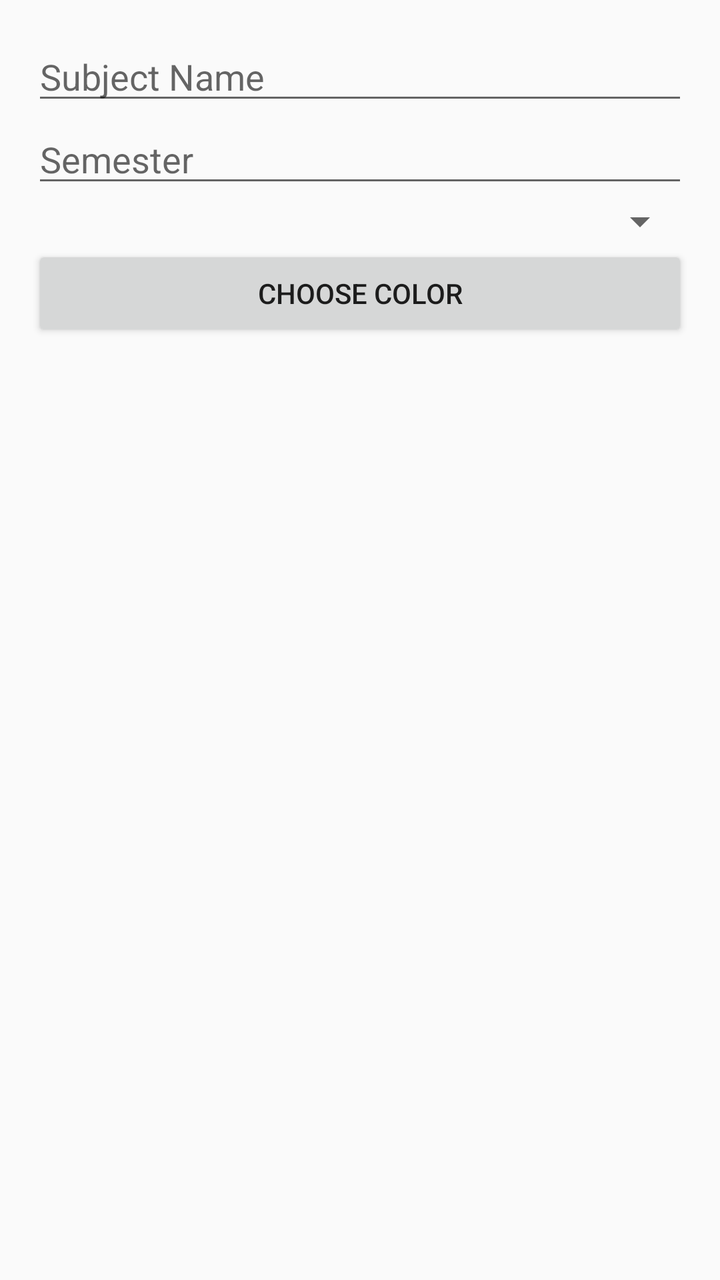
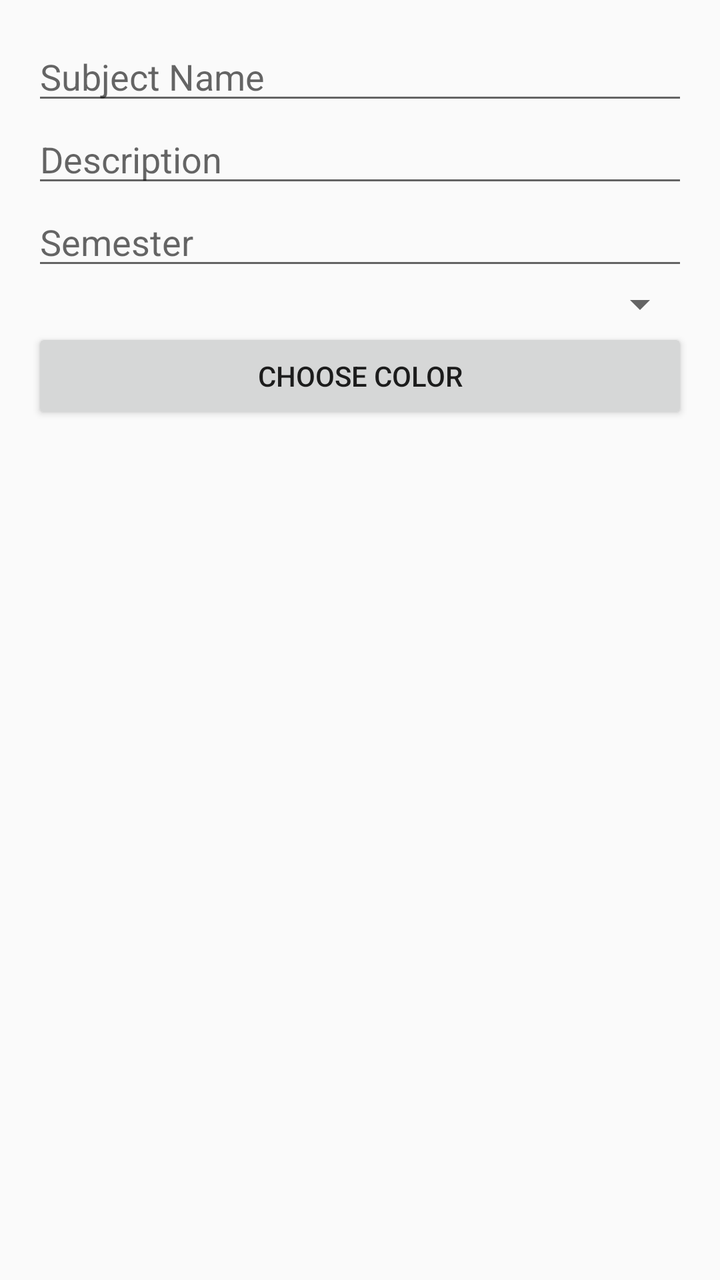

Screens rendered from an Android XML layout before and after an edit, with the pre-edit source and the edit as a unified diff.
<!-- AndroidManifest.xml: application theme Theme.Design.Light.NoActionBar -->
<!-- res/layout/dialog_edit_subject.xml -->
<?xml version="1.0" encoding="utf-8"?>
<LinearLayout xmlns:android="http://schemas.android.com/apk/res/android"
    android:layout_width="match_parent"
    android:layout_height="wrap_content"
    android:orientation="vertical"
    android:padding="16dp">

    <EditText
        android:id="@+id/subjectNameInput"
        android:layout_width="match_parent"
        android:layout_height="wrap_content"
        android:hint="Subject Name"/>

    <EditText
        android:id="@+id/semesterInput"
        android:layout_width="match_parent"
        android:layout_height="wrap_content"
        android:hint="Semester"/>

    <Spinner
        android:id="@+id/statusSpinner"
        android:layout_width="match_parent"
        android:layout_height="wrap_content"/>

    <Button
        android:id="@+id/colorPickerButton"
        android:layout_width="match_parent"
        android:layout_height="wrap_content"
        android:text="Choose Color"/>


</LinearLayout>
<!-- resources referenced by this layout -->
<resources>

</resources>

<!-- the commit's change to res/layout/dialog_edit_subject.xml (unified diff, before → after) -->
@@ -10,6 +10,12 @@
         android:layout_width="match_parent"
         android:layout_height="wrap_content"
         android:hint="Subject Name"/>
+
+    <EditText
+        android:id="@+id/subjectDescriptionInput"
+        android:layout_width="match_parent"
+        android:layout_height="wrap_content"
+        android:hint="Description"/>
 
     <EditText
         android:id="@+id/semesterInput"
